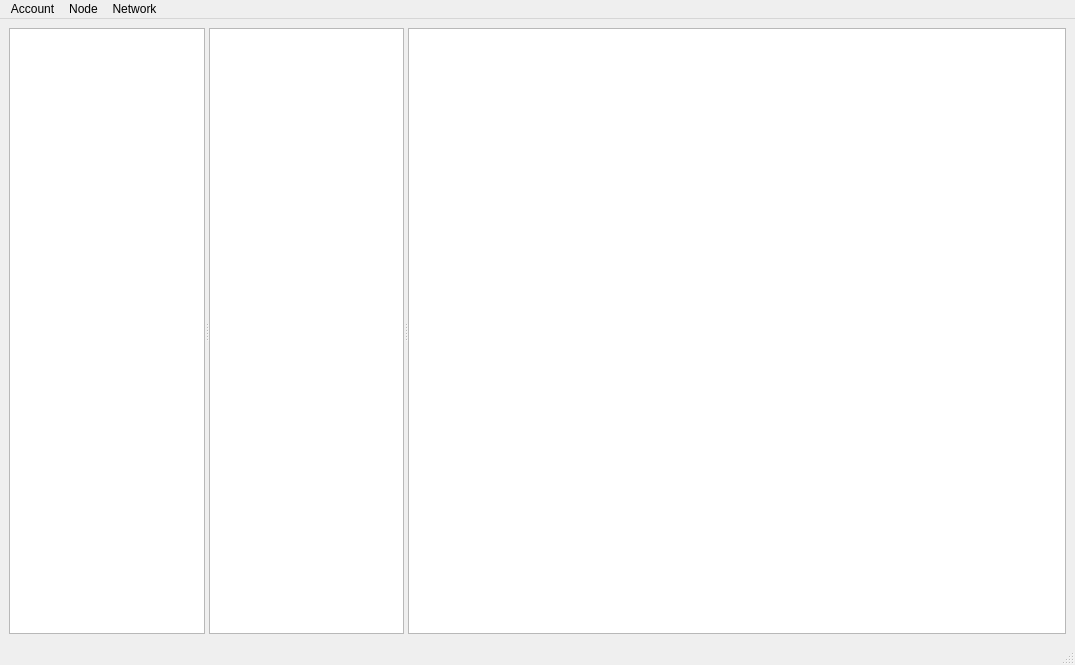
First picture: the form in programs/free_market/main_window.ui, repository bytemaster/GeneralPublicMarket, before the edit.
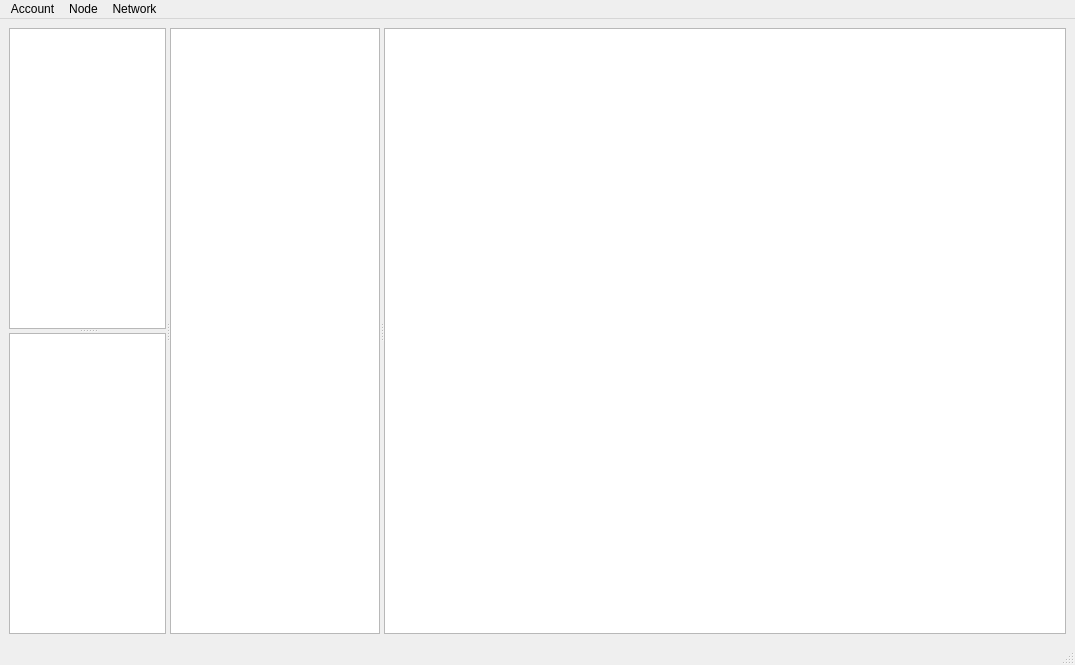
Second picture: the form after the edit.

```diff
--- a/programs/free_market/main_window.ui
+++ b/programs/free_market/main_window.ui
@@ -17,13 +17,19 @@
    <layout class="QGridLayout" name="gridLayout">
     <item row="0" column="0">
      <widget class="QSplitter" name="splitter_2">
+      <property name="sizePolicy">
+       <sizepolicy hsizetype="Expanding" vsizetype="Preferred">
+        <horstretch>5</horstretch>
+        <verstretch>0</verstretch>
+       </sizepolicy>
+      </property>
       <property name="orientation">
        <enum>Qt::Horizontal</enum>
       </property>
       <widget class="QSplitter" name="splitter">
        <property name="sizePolicy">
         <sizepolicy hsizetype="Preferred" vsizetype="Preferred">
-         <horstretch>30</horstretch>
+         <horstretch>15</horstretch>
          <verstretch>0</verstretch>
         </sizepolicy>
        </property>
@@ -36,6 +42,16 @@
        <property name="orientation">
         <enum>Qt::Horizontal</enum>
        </property>
+       <widget class="QSplitter" name="splitter_3">
+        <property name="sizePolicy">
+         <sizepolicy hsizetype="Preferred" vsizetype="Expanding">
+          <horstretch>15</horstretch>
+          <verstretch>0</verstretch>
+         </sizepolicy>
+        </property>
+        <property name="orientation">
+         <enum>Qt::Vertical</enum>
+        </property>
        <widget class="QTableView" name="account_table">
         <property name="sizePolicy">
          <sizepolicy hsizetype="Preferred" vsizetype="Expanding">
@@ -44,19 +60,28 @@
          </sizepolicy>
         </property>
        </widget>
+        <widget class="QTableView" name="tableView_2">
+         <property name="sizePolicy">
+          <sizepolicy hsizetype="Preferred" vsizetype="Expanding">
+           <horstretch>0</horstretch>
+           <verstretch>0</verstretch>
+          </sizepolicy>
+         </property>
+        </widget>
+       </widget>
+      </widget>
        <widget class="QTableView" name="content_table">
         <property name="sizePolicy">
-         <sizepolicy hsizetype="Preferred" vsizetype="Expanding">
-          <horstretch>1</horstretch>
-          <verstretch>0</verstretch>
-         </sizepolicy>
-        </property>
-       </widget>
+        <sizepolicy hsizetype="Expanding" vsizetype="Expanding">
+         <horstretch>20</horstretch>
+         <verstretch>1</verstretch>
+        </sizepolicy>
+       </property>
       </widget>
       <widget class="QTableView" name="trx_table">
        <property name="sizePolicy">
         <sizepolicy hsizetype="Expanding" vsizetype="Expanding">
-         <horstretch>100</horstretch>
+         <horstretch>65</horstretch>
          <verstretch>0</verstretch>
         </sizepolicy>
        </property>
```
Lines whose indentation alone changed are shown as unchanged.
